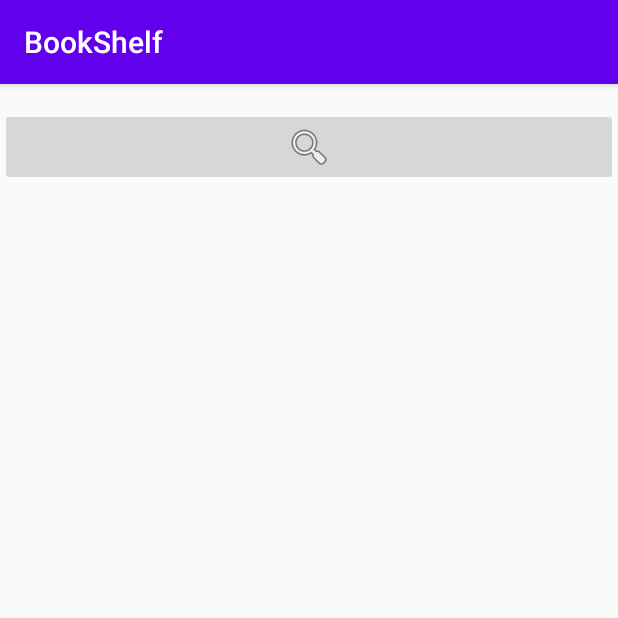
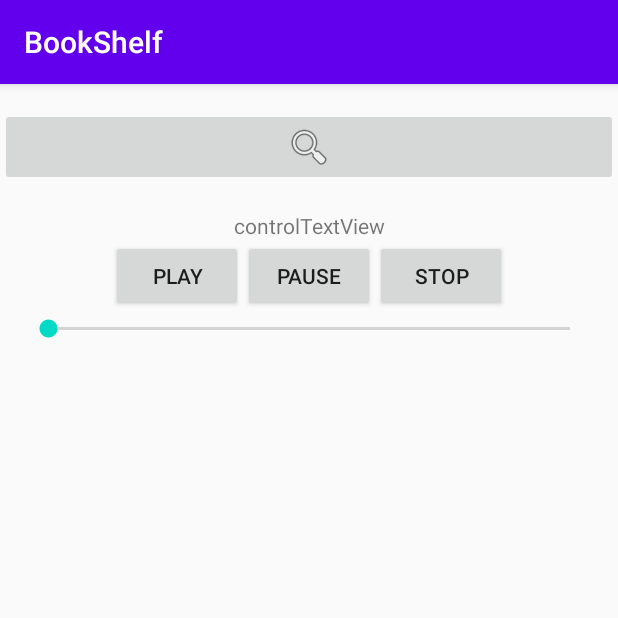
Before and after one commit to tuc56947/assignment9, an Android app: the screen it shows after launch (MainActivity), on a phone screen of 412 x 824 dp, the top half of it. Run offline under Robolectric (Android 15) with nearby library versions, the phone set to English and light mode, and no system bars; our stand-ins replace Picasso; pictures from the network do not load.

Commit message:
control fragment shows on main activity

```diff
--- a/app/src/main/java/com/example/bookshelf/BookSearchActivity.java
+++ b/app/src/main/java/com/example/bookshelf/BookSearchActivity.java
@@ -24,7 +24,7 @@ public class BookSearchActivity extends AppCompatActivity {
     public static final String BOOKLIST_KEY = "booklist";
 
     // The JSON object fields for a book
-    private final String id = "id", title = "title", author = "author", cover_url = "cover_url";
+    private final String id = "id", title = "title", author = "author", cover_url = "cover_url", duration = "duration";
 
     @Override
     protected void onCreate(Bundle savedInstanceState) {
@@ -73,7 +73,7 @@ public class BookSearchActivity extends AppCompatActivity {
         for (int i = 0; i < booksArray.length(); i++) {
             try {
                 tmpBook = booksArray.getJSONObject(i);
-                bookList.add(new Book(tmpBook.getInt(id), tmpBook.getString(title), tmpBook.getString(author), tmpBook.getString(cover_url)));
+                bookList.add(new Book(tmpBook.getInt(id), tmpBook.getString(title), tmpBook.getString(author), tmpBook.getString(cover_url), tmpBook.getInt(duration)));
             } catch (JSONException e) {
                 e.printStackTrace();
             }
--- a/app/src/main/java/com/example/bookshelf/MainActivity.java
+++ b/app/src/main/java/com/example/bookshelf/MainActivity.java
@@ -18,7 +18,10 @@ public class MainActivity extends AppCompatActivity implements BookListFragment.
     BookDetailsFragment bookDetailsFragment;
     Book selectedBook;
 
-    private final String TAG_BOOKLIST = "booklist", TAG_BOOKDETAILS = "bookdetails";
+    ControlFragment controlFragment;
+    Book bookPlaying;
+
+    private final String TAG_BOOKLIST = "booklist", TAG_BOOKDETAILS = "bookdetails", TAG_CONTROLL = "controll";
     private final String KEY_SELECTED_BOOK = "selectedBook";
     private final String KEY_BOOKLIST = "searchedook";
     private final int BOOK_SEARCH_REQUEST_CODE = 123;
@@ -84,6 +87,15 @@ public class MainActivity extends AppCompatActivity implements BookListFragment.
                     .commit();
         }
 
+        //Code for controller
+        controlFragment = ControlFragment.newInstance(bookPlaying);
+
+        if (!(fm.findFragmentById(R.id.container_control) instanceof ControlFragment)){
+            fm.beginTransaction()
+                    .replace(R.id.container_control, controlFragment, TAG_CONTROLL)
+                    .commit();
+        }
+
     }
 
     @Override
--- a/app/src/main/res/layout/activity_main.xml
+++ b/app/src/main/res/layout/activity_main.xml
@@ -16,7 +16,23 @@
         app:layout_constraintBottom_toBottomOf="parent"
         app:layout_constraintEnd_toEndOf="parent"
         app:layout_constraintStart_toStartOf="parent"
-        app:layout_constraintTop_toBottomOf="@+id/searchDialogButton">
+        app:layout_constraintTop_toBottomOf="@+id/container_control">
+
+    </FrameLayout>
+
+    <FrameLayout
+        android:id="@+id/container_control"
+        android:layout_width="0dp"
+        android:layout_height="100dp"
+        android:layout_marginStart="16dp"
+        android:layout_marginTop="16dp"
+        android:layout_marginEnd="16dp"
+        app:layout_constraintBottom_toBottomOf="parent"
+        app:layout_constraintEnd_toEndOf="parent"
+        app:layout_constraintHorizontal_bias="0.0"
+        app:layout_constraintStart_toStartOf="parent"
+        app:layout_constraintTop_toBottomOf="@+id/searchDialogButton"
+        app:layout_constraintVertical_bias="0.001">
 
     </FrameLayout>
 
```
Also changed, not shown: app/src/main/res/layout/base_two_pane_layout.xml (+13 -0 lines).
